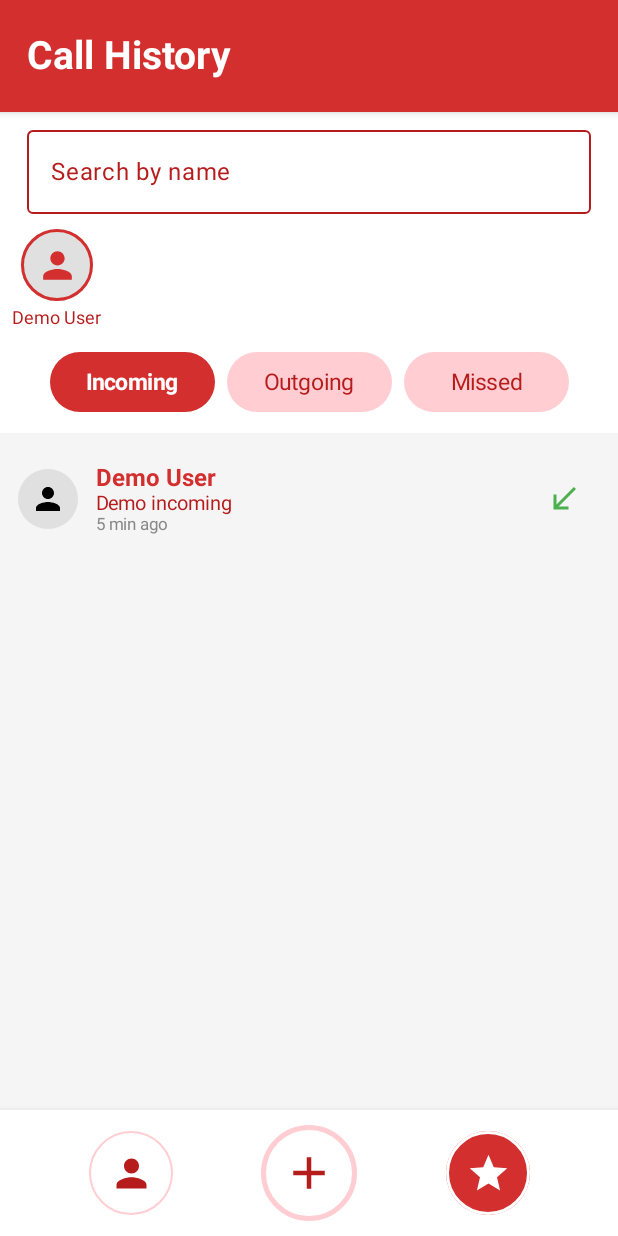
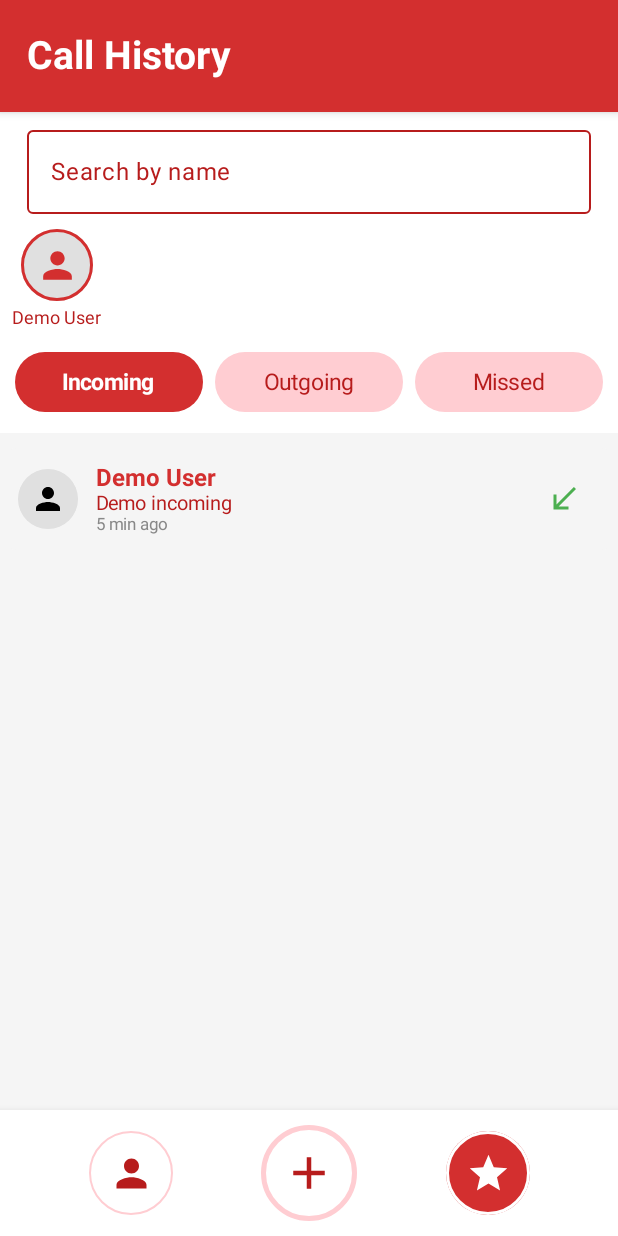
Before and after one commit to shojbahmed330/Talk, an Android app built with Jetpack Compose: the CallHistoryActivity screen opened directly, with no data from a screen before it, on a phone screen of 412 x 824 dp. Run offline under Robolectric (Android 15) with nearby library versions, the phone set to English and light mode, and no system bars; pictures from the network do not load.

Commit message:
Feat: Implement in-app call logging and UI fixes for Call History.
This commit addresses several issues you reported:

1.  **In-Memory Call Logging for In-App Calls:**
    - Calls made via the in-app `CallScreen` composable are now temporarily
      logged in memory.
    - `MainActivity.kt` captures call details (number, user info, start time)
      before navigating to `CallScreen`.
    - Upon call completion (`onCallEnd` in `CallScreen`), a new `CallLog` entry
      is created and prepended to the `callLogsFromSource` list, making
      it visible in `CallHistoryScreen` for the current session.

2.  **Updated Demo Call Log Times:**
    - The `time` strings in the `demoCallLogs` list in `MainActivity.kt`
      have been changed from relative times (e.g., "10 min ago") to
      absolute, formatted date/time strings (e.g., "28 Oct 2023, 09:15 AM")
      for consistency and to meet your requirements for exact time display
      when demo data is shown.

3.  **Adjusted Filter Tab Widths:**
    - In `CallHistoryScreen.kt`, the width of all three filter tabs
      ("Incoming", "Outgoing", "Missed") has been increased from 110.dp
      to 125.dp to prevent text wrapping, particularly for "Incoming",
      and to ensure a uniform appearance.

```diff
--- a/app/src/main/java/com/example/realtimecalltranslation/ui/theme/CallHistoryScreen.kt
+++ b/app/src/main/java/com/example/realtimecalltranslation/ui/theme/CallHistoryScreen.kt
@@ -150,7 +150,7 @@ fun CallHistoryScreen(
                 mainWhite = mainWhite,
                 accentRed = accentRed,
                 lightRed = lightRed,
-                modifier = Modifier.width(110.dp)
+                modifier = Modifier.width(125.dp)
             )
             Spacer(modifier = Modifier.width(8.dp))
             FilterTab(
@@ -161,7 +161,7 @@ fun CallHistoryScreen(
                 mainWhite = mainWhite,
                 accentRed = accentRed,
                 lightRed = lightRed,
-                modifier = Modifier.width(110.dp)
+                modifier = Modifier.width(125.dp)
             )
             Spacer(modifier = Modifier.width(8.dp))
             FilterTab(
@@ -172,7 +172,7 @@ fun CallHistoryScreen(
                 mainWhite = mainWhite,
                 accentRed = accentRed,
                 lightRed = lightRed,
-                modifier = Modifier.width(110.dp)
+                modifier = Modifier.width(125.dp)
             )
         }
 
```
Also changed, not shown: app/src/main/java/com/example/realtimecalltranslation/MainActivity.kt (+46 -6 lines).
